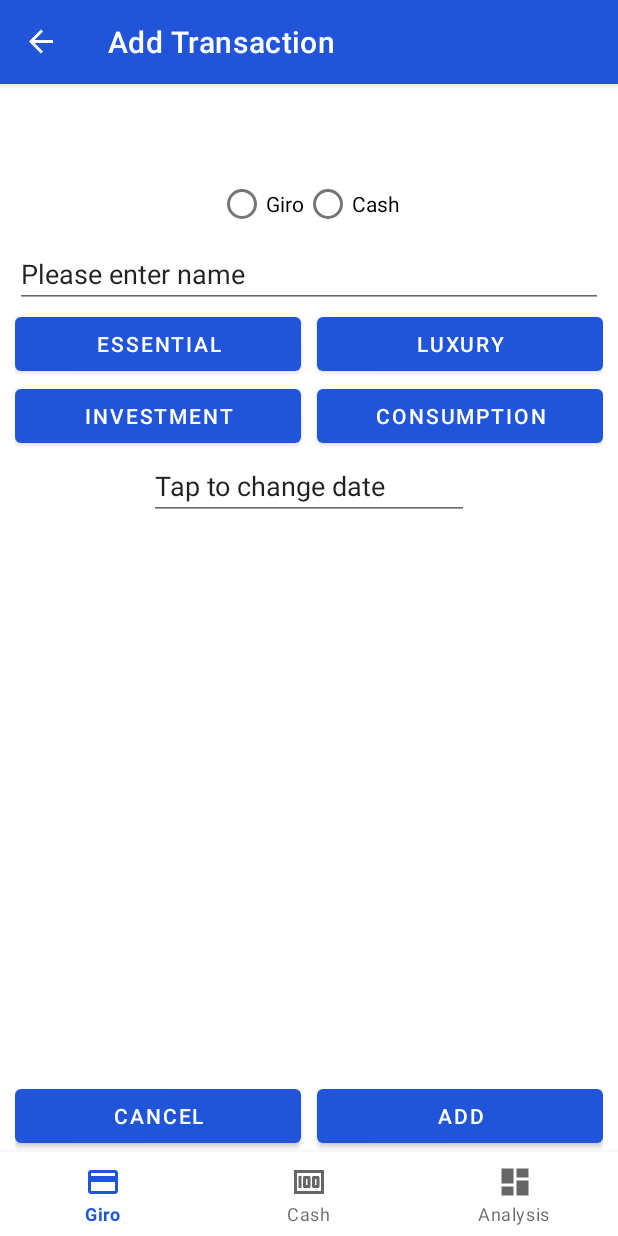
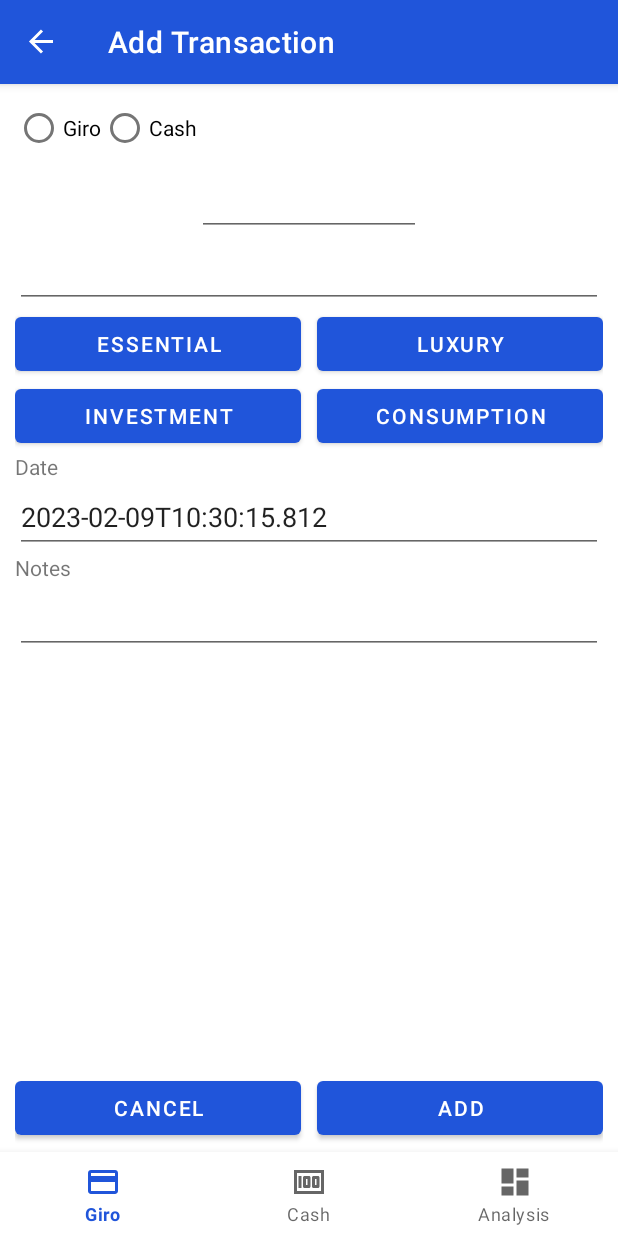
Before and after one commit to baldufal/Goldesel, an Android app: the AddFragment screen opened through its navigation route, on a phone screen of 412 x 824 dp. Run offline under Robolectric (Android 15) with nearby library versions, the phone set to English and light mode, and no system bars; our stand-ins replace Room's generated code, navigation-ui.

Commit message:
Improve Fragment Add and add Room DB

```diff
--- a/app/src/main/java/baldufal/goldesel/model/Transaction.kt
+++ b/app/src/main/java/baldufal/goldesel/model/Transaction.kt
@@ -1,17 +1,22 @@
 package baldufal.goldesel.model
 
-import java.time.LocalDateTime
 import androidx.room.Entity
 import androidx.room.PrimaryKey
+import androidx.room.TypeConverter
+import java.time.LocalDateTime
+import java.time.ZoneOffset
 
 @Entity(tableName = "table_transactions")
 data class Transaction(
-    val name: String,
-    val cents: Int,
-    val date: LocalDateTime,
-    val giro: Boolean, // Giro or cash
-    val investment: Boolean, // Investment or  Consumption
-    val essential: Boolean, // Essential or luxury
     @PrimaryKey
-    val dateAdded: LocalDateTime
+    val id: String,
+    var name: String,
+    var cents: Int,
+    var date: LocalDateTime,
+    var giro: Boolean, // Giro or cash
+    var investment: Boolean, // Investment or  Consumption
+    var essential: Boolean, // Essential or luxury
+    val dateAdded: LocalDateTime,
+    var notes: String,
+    var tags: List<String>
 )
--- /dev/null
+++ b/app/src/main/java/baldufal/goldesel/model/TransactionDao.kt
@@ -0,0 +1,23 @@
+package baldufal.goldesel.model
+
+import androidx.room.Dao
+import androidx.room.Delete
+import androidx.room.Insert
+import androidx.room.Query
+
+@Dao
+interface TransactionDao {
+    @Insert
+    suspend fun insertTransaction(transaction: Transaction)
+
+    @Query("SELECT * FROM table_transactions")
+    // query functions use own dispatcher -> no "suspend" needed
+    fun getCashTransactions(): List<Transaction>
+
+    @Query("SELECT * FROM table_transactions")
+    // query functions use own dispatcher -> no "suspend" needed
+    fun getGiroTransactions(): List<Transaction>
+
+    @Delete
+    suspend fun deleteTransaction(transaction: Transaction)
+}
--- /dev/null
+++ b/app/src/main/java/baldufal/goldesel/model/TransactionDatabase.kt
@@ -0,0 +1,11 @@
+package baldufal.goldesel.model
+
+import androidx.room.Database
+import androidx.room.RoomDatabase
+import androidx.room.TypeConverters
+
+@Database(entities = [Transaction::class], version = 1)
+@TypeConverters(Converters::class)
+abstract class TransactionDatabase : RoomDatabase() {
+    abstract fun transactionDao(): TransactionDao
+}
--- a/app/src/main/java/baldufal/goldesel/ui/AddViewModel.kt
+++ b/app/src/main/java/baldufal/goldesel/ui/AddViewModel.kt
@@ -1,7 +1,9 @@
 package baldufal.goldesel.ui
 
 import androidx.lifecycle.ViewModel
+import baldufal.goldesel.model.Transaction
+import java.time.LocalDate
 
 class AddViewModel : ViewModel() {
-    // TODO: Implement the ViewModel
+
 }
--- a/app/src/main/java/baldufal/goldesel/ui/TransactionAdapter.kt
+++ b/app/src/main/java/baldufal/goldesel/ui/TransactionAdapter.kt
@@ -5,7 +5,7 @@ import baldufal.goldesel.databinding.ListelementBinding
 import baldufal.goldesel.model.Transaction
 import java.time.format.DateTimeFormatter
 
-class TransactionAdapter(private val entries: ArrayList<Transaction>) :
+class TransactionAdapter(private val entries: MutableList<Transaction>) :
     RecyclerView.Adapter<TransactionAdapter.ElementViewHolder>() {
 
     class ElementViewHolder(private val binding: ListelementBinding) :
--- a/app/src/main/java/baldufal/goldesel/ui/list_display/GiroFragment.kt
+++ b/app/src/main/java/baldufal/goldesel/ui/list_display/GiroFragment.kt
@@ -5,9 +5,8 @@ import android.os.Bundle
 import android.view.LayoutInflater
 import android.view.View
 import android.view.ViewGroup
-import android.widget.TextView
 import androidx.fragment.app.Fragment
-import androidx.lifecycle.ViewModelProvider
+import androidx.fragment.app.activityViewModels
 import androidx.navigation.fragment.findNavController
 import androidx.recyclerview.widget.LinearLayoutManager
 import baldufal.goldesel.databinding.FragmentGiroBinding
@@ -25,18 +24,17 @@ class GiroFragment : Fragment() {
         container: ViewGroup?,
         savedInstanceState: Bundle?
     ): View {
-        val giroViewModel =
-            ViewModelProvider(this).get(LDViewModel::class.java)
+        val viewModel: LDViewModel by activityViewModels()
 
         _binding = FragmentGiroBinding.inflate(inflater, container, false)
 
         binding.recyclerView.layoutManager = LinearLayoutManager(activity)
         @Suppress("UNCHECKED_CAST")
         binding.recyclerView.adapter =
-            TransactionAdapter(giroViewModel.entries)
+            TransactionAdapter(viewModel.giroTransactions)
 
         binding.refreshLayout.setOnRefreshListener {
-            giroViewModel.refresh()
+            // todo: refresh
             (binding.recyclerView.adapter as TransactionAdapter).notifyDataSetChanged()
             binding.refreshLayout.isRefreshing = false
         }
--- a/app/src/main/java/baldufal/goldesel/ui/list_display/LDViewModel.kt
+++ b/app/src/main/java/baldufal/goldesel/ui/list_display/LDViewModel.kt
@@ -1,24 +1,55 @@
 package baldufal.goldesel.ui.list_display
 
-import androidx.lifecycle.ViewModel
+import android.app.Application
+import androidx.lifecycle.AndroidViewModel
+import androidx.room.Room
 import baldufal.goldesel.model.Transaction
+import baldufal.goldesel.model.TransactionDao
+import baldufal.goldesel.model.TransactionDatabase
+import kotlinx.coroutines.CoroutineScope
+import kotlinx.coroutines.Dispatchers
+import kotlinx.coroutines.launch
+import kotlinx.coroutines.withContext
 import java.time.LocalDateTime
+import java.util.*
 
-class LDViewModel : ViewModel() {
+class LDViewModel(application: Application) : AndroidViewModel(application) {
+
+    private lateinit var transactionDao: TransactionDao
+    val giroTransactions = mutableListOf<Transaction>()
+    val cashTransactions = mutableListOf<Transaction>()
+
+    init {
+        val db = Room.databaseBuilder(
+            getApplication(),
+            TransactionDatabase::class.java, "transactions"
+        ).build()
+        transactionDao = db.transactionDao()
+        CoroutineScope(Dispatchers.IO).launch {
+            giroTransactions.addAll(transactionDao.getGiroTransactions())
+            cashTransactions.addAll(transactionDao.getCashTransactions())
+        }
+    }
+
+    fun add(transaction: Transaction){
+        CoroutineScope(Dispatchers.IO).launch {
+            transactionDao.insertTransaction(transaction)
+        }
+    }
+
 
     val entries = arrayListOf<Transaction>(
         Transaction(
+            UUID.randomUUID().toString(),
             "Apfeltasche",
             380,
             LocalDateTime.now(),
             investment = false,
             essential = true,
             giro = false,
-            dateAdded = LocalDateTime.now()
+            dateAdded = LocalDateTime.now(),
+            notes = "Sehr wichtig\nBadisch Backstub",
+            tags = listOf()
         )
     )
-
-    fun refresh() {
-
-    }
 }
--- a/app/src/main/res/layout/activity_main.xml
+++ b/app/src/main/res/layout/activity_main.xml
@@ -3,8 +3,7 @@
     xmlns:app="http://schemas.android.com/apk/res-auto"
     android:id="@+id/container"
     android:layout_width="match_parent"
-    android:layout_height="match_parent"
-    android:paddingTop="?attr/actionBarSize">
+    android:layout_height="match_parent">
 
     <com.google.android.material.bottomnavigation.BottomNavigationView
         android:id="@+id/nav_view"
--- a/app/src/main/res/layout/fragment_add.xml
+++ b/app/src/main/res/layout/fragment_add.xml
@@ -5,90 +5,142 @@
     android:id="@+id/frameLayout"
     android:layout_width="match_parent"
     android:layout_height="match_parent"
-    android:layout_marginHorizontal="10sp"
-    tools:context=".ui.AddFragment">
+    android:layout_marginHorizontal="10dp"
+    android:layout_marginVertical="5dp"
+    tools:context=".ui.AddFragment"
+    tools:ignore="HardcodedText">
+
+    <ScrollView
+        android:layout_width="match_parent"
+        android:layout_height="0dp"
+        app:layout_constraintBottom_toTopOf="@id/btn_cancel"
+        app:layout_constraintTop_toTopOf="parent">
+
+        <androidx.constraintlayout.widget.ConstraintLayout
+            android:layout_width="match_parent"
+            android:layout_height="wrap_content"
+            >
 
             <RadioGroup
                 android:id="@+id/radioGroup"
-        android:layout_width="wrap_content"
+                android:layout_width="match_parent"
                 android:layout_height="wrap_content"
                 android:orientation="horizontal"
-        app:layout_constraintTop_toTopOf="parent"
+                app:layout_constraintEnd_toEndOf="parent"
                 app:layout_constraintStart_toStartOf="parent"
-        app:layout_constraintEnd_toEndOf="parent">
+                app:layout_constraintTop_toTopOf="parent">
 
                 <RadioButton
                     android:id="@+id/rbtn_giro"
-            android:layout_width="match_parent"
+                    android:layout_width="wrap_content"
                     android:layout_height="wrap_content"
                     android:text="Giro" />
 
                 <RadioButton
                     android:id="@+id/rbtn_cash"
-            android:layout_width="match_parent"
+                    android:layout_width="wrap_content"
                     android:layout_height="wrap_content"
                     android:text="Cash" />
             </RadioGroup>
 
             <EditText
-        android:id="@+id/et_Name"
+                android:id="@+id/et_cents"
+                android:layout_width="wrap_content"
+                android:layout_height="wrap_content"
+                android:minHeight="48dp"
+                android:ems="7"
+                app:layout_constraintEnd_toEndOf="parent"
+                app:layout_constraintStart_toStartOf="parent"
+                app:layout_constraintTop_toBottomOf="@id/radioGroup"
+                android:inputType="number" />
+
+            <EditText
+                android:id="@+id/et_name"
                 android:layout_width="0dp"
                 android:layout_height="wrap_content"
-        android:text="Please enter name"
-        app:layout_constraintTop_toBottomOf="@id/radioGroup"
+                android:minHeight="48dp"
+
+                app:layout_constraintEnd_toEndOf="parent"
                 app:layout_constraintStart_toStartOf="parent"
-        app:layout_constraintEnd_toEndOf="parent"/>
+                app:layout_constraintTop_toBottomOf="@id/et_cents" />
 
             <Button
                 android:id="@+id/btn_essential"
                 android:layout_width="0dp"
                 android:layout_height="wrap_content"
+                android:layout_marginEnd="5sp"
                 android:text="Essential"
-        android:layout_marginEnd="5sp"
-        app:layout_constraintTop_toBottomOf="@id/et_Name"
+                app:layout_constraintEnd_toStartOf="@id/btn_luxury"
                 app:layout_constraintStart_toStartOf="parent"
-        app:layout_constraintEnd_toStartOf="@id/btn_luxury"/>
+                app:layout_constraintTop_toBottomOf="@id/et_name" />
 
             <Button
                 android:id="@+id/btn_luxury"
                 android:layout_width="0dp"
                 android:layout_height="wrap_content"
+                android:layout_marginStart="5sp"
                 android:text="Luxury"
-        android:layout_marginStart="5sp"
-        app:layout_constraintTop_toBottomOf="@id/et_Name"
+                app:layout_constraintEnd_toEndOf="parent"
                 app:layout_constraintStart_toEndOf="@id/btn_essential"
-        app:layout_constraintEnd_toEndOf="parent"/>
+                app:layout_constraintTop_toBottomOf="@id/et_name" />
 
             <Button
                 android:id="@+id/btn_investment"
                 android:layout_width="0dp"
                 android:layout_height="wrap_content"
+                android:layout_marginEnd="5sp"
                 android:text="Investment"
-        android:layout_marginEnd="5sp"
-        app:layout_constraintTop_toBottomOf="@id/btn_essential"
+                app:layout_constraintEnd_toStartOf="@id/btn_consumption"
                 app:layout_constraintStart_toStartOf="parent"
-        app:layout_constraintEnd_toStartOf="@id/btn_consumption"/>
+                app:layout_constraintTop_toBottomOf="@id/btn_essential" />
 
             <Button
                 android:id="@+id/btn_consumption"
                 android:layout_width="0dp"
                 android:layout_height="wrap_content"
+                android:layout_marginStart="5sp"
                 android:text="Consumption"
-        android:layout_marginStart="5sp"
-        app:layout_constraintTop_toBottomOf="@id/btn_luxury"
+                app:layout_constraintEnd_toEndOf="parent"
                 app:layout_constraintStart_toEndOf="@id/btn_investment"
-        app:layout_constraintEnd_toEndOf="parent"/>
+                app:layout_constraintTop_toBottomOf="@id/btn_luxury" />
+
+            <TextView
+                android:id="@+id/tv_date"
+                android:layout_width="wrap_content"
+                android:layout_height="wrap_content"
+                android:text="Date"
+                app:layout_constraintStart_toStartOf="parent"
+                app:layout_constraintTop_toBottomOf="@id/btn_consumption" />
 
             <EditText
-        android:id="@+id/et_Date"
+                android:id="@+id/et_date"
+                android:layout_width="match_parent"
+                android:layout_height="wrap_content"
+                android:minHeight="48dp"
+                android:text="Tap to change date"
+                app:layout_constraintStart_toStartOf="parent"
+                app:layout_constraintTop_toBottomOf="@id/tv_date" />
+
+            <TextView
+                android:id="@+id/tv_notes"
                 android:layout_width="wrap_content"
                 android:layout_height="wrap_content"
-        android:ems="10"
-        android:text="Tap to change date"
-        app:layout_constraintTop_toBottomOf="@id/btn_consumption"
+                android:text="Notes"
                 app:layout_constraintStart_toStartOf="parent"
-        app:layout_constraintEnd_toEndOf="parent"/>
+                app:layout_constraintTop_toBottomOf="@id/et_date" />
 
+            <EditText
+                android:id="@+id/et_notes"
+                android:layout_width="match_parent"
+                android:layout_height="wrap_content"
+                android:minHeight="48dp"
+                android:inputType="textMultiLine"
+                app:layout_constraintStart_toStartOf="parent"
+                app:layout_constraintTop_toBottomOf="@id/tv_notes" />
+
+
+        </androidx.constraintlayout.widget.ConstraintLayout>
+    </ScrollView>
 
     <Button
         android:id="@+id/btn_cancel"
--- a/build.gradle
+++ b/build.gradle
@@ -12,8 +12,8 @@ buildscript {
 
 
 plugins {
-    id 'com.android.application' version '7.2.1' apply false
-    id 'com.android.library' version '7.2.1' apply false
+    id 'com.android.application' version '7.2.2' apply false
+    id 'com.android.library' version '7.2.2' apply false
     id 'org.jetbrains.kotlin.android' version '1.7.10' apply false
 }
 
```
Also changed, not shown: app/build.gradle (+8 -5 lines), app/src/main/java/baldufal/goldesel/model/Converter.kt (added, +28 -0 lines), app/src/main/java/baldufal/goldesel/ui/AddFragment.kt (+51 -1 lines), app/src/main/java/baldufal/goldesel/ui/list_display/CashFragment.kt (+4 -5 lines). Lines whose indentation alone changed are shown as unchanged.
